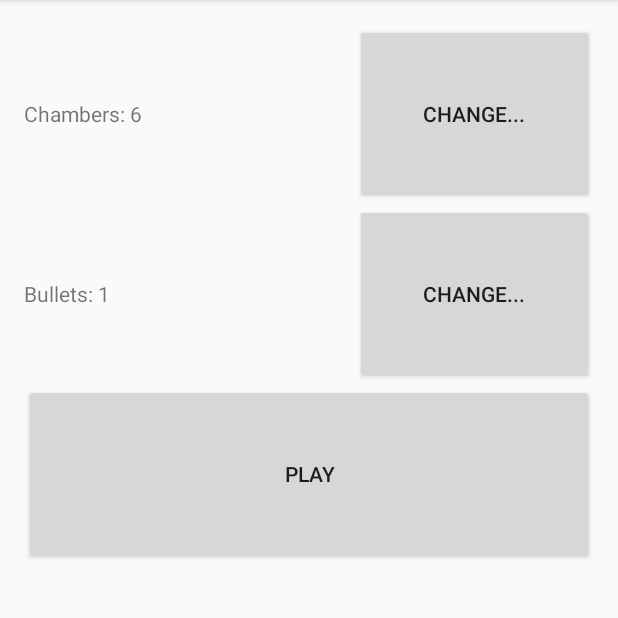
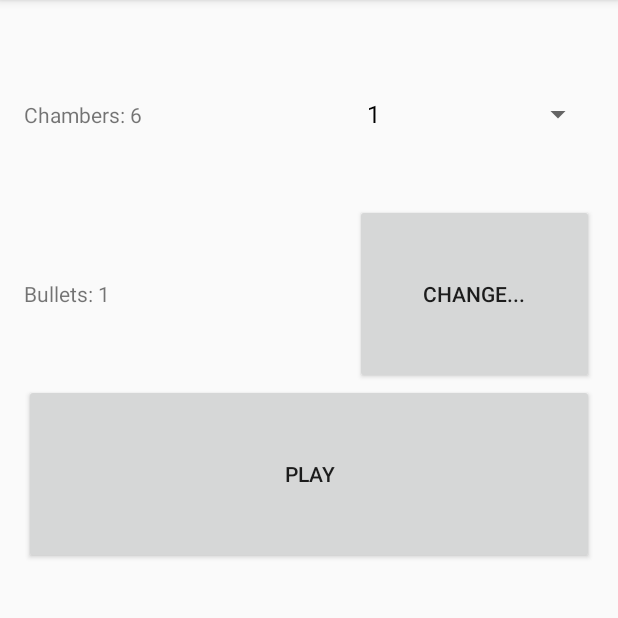
Before and after one commit to charliemcg/RussianRoulette, an Android app: the screen it shows after launch (MainActivity), on a phone screen of 412 x 824 dp, the part 84-702 px from its top. Run offline under Robolectric (Android 15) with nearby library versions, the phone set to English and light mode, and no system bars.

Commit message:
Player can select number of chambers via a spinner. Game play does not yet reflect this change.

```diff
--- a/app/src/main/java/com/example/klunj/russianroulette/MainActivity.java
+++ b/app/src/main/java/com/example/klunj/russianroulette/MainActivity.java
@@ -5,7 +5,9 @@ import android.media.MediaPlayer;
 import android.support.v7.app.AppCompatActivity;
 import android.os.Bundle;
 import android.view.View;
+import android.widget.ArrayAdapter;
 import android.widget.Button;
+import android.widget.Spinner;
 import android.widget.TextView;
 import android.widget.Toast;
 
@@ -18,22 +20,36 @@ public class MainActivity extends AppCompatActivity {
         super.onCreate(savedInstanceState);
         setContentView(R.layout.activity_main);
 
-        final MediaPlayer emptyChamber = MediaPlayer.create(this, R.raw.emptychamber);//<-Empty chamber sound clip.
+        final MediaPlayer emptyChamber = MediaPlayer.create
+                (this, R.raw.emptychamber);//<-Empty chamber sound clip.
         final MediaPlayer gunShot = MediaPlayer.create(this, R.raw.gunshot);//<-Gun shot sound clip.
+
+        //Spinner for selecting number of chambers.
+        Spinner chamberSpinner = (Spinner) findViewById(R.id.chamberSpinner) ;
+        Integer[] chamberValues = new Integer[] {1,2,3,4,5,6,7,8,9,10,11,12};
+        ArrayAdapter<Integer> chamberAdapter = new ArrayAdapter<Integer>(this,
+                android.R.layout.simple_spinner_dropdown_item, chamberValues);
+        chamberSpinner.setAdapter(chamberAdapter);
+
+        int chambersNum = (int) chamberSpinner.getSelectedItem();
 
         final boolean[] chambers = new boolean[6];//<-Number of chambers in gun.
         final int bullets = 1;//<-Number of bullets in gun.
 
         TextView chamberTextView = (TextView) findViewById(R.id.chamberTextView);
-        chamberTextView.setText("Chambers: " + chambers.length);//<-Displays number of chambers to player.
+        chamberTextView.setText("Chambers: " + chambers.length);//<-Displays number of
+        // chambers to player.
 
         TextView bulletTextView = (TextView) findViewById(R.id.bulletTextView);
         bulletTextView.setText("Bullets: " + bullets);//<-Displays number of bullets to player.
 
-        final Button multiButton = (Button) findViewById(R.id.multiPurposeButton);//<-This button is used to start game, reset game or pull trigger.
-        multiButton.setText("Play");//<-Button text updates depending on what stage of the game the player is in.
+        final Button multiButton = (Button) findViewById(R.id.multiPurposeButton);//<-This button
+        // is used to start game, reset game or pull trigger.
+        multiButton.setText("Play");//<-Button text updates depending on what stage of
+        // the game the player is in.
 
-        final boolean[] gamePlay = {false};//<-True when game is in play, false when game is not in play.
+        final boolean[] gamePlay = {false};//<-True when game is in play, false when
+        // game is not in play.
 
         final int[] i = {0};
 
@@ -43,11 +59,13 @@ public class MainActivity extends AppCompatActivity {
                 if (gamePlay[0]){
                     //If chamber is empty it is incremented and text is updated accordingly.
                     if (!chambers[i[0]]) {
-                        multiButton.setText("Pull Trigger\nChambers Remaining: " + ((chambers.length - i[0]) -1));
+                        multiButton.setText("Pull Trigger\nChambers Remaining: " +
+                                ((chambers.length - i[0]) -1));
                         System.out.println("Empty. " + chambers[i[0]] + " " + i[0]);
                         emptyChamber.start();
                         i[0]++;
-                    //If chamber is loaded the player is informed of their death and the game is reset.
+                    //If chamber is loaded the player is informed of their death
+                    // and the game is reset.
                     }else{
                         multiButton.setText("You Died\nPlay Again?");
                         gunShot.start();
--- a/app/src/main/res/layout/activity_main.xml
+++ b/app/src/main/res/layout/activity_main.xml
@@ -17,11 +17,12 @@
             android:id="@+id/chamberTextView"
             android:layout_height="120dp"
             android:layout_weight="2"/>
-        <Button
-            android:id="@+id/chamberButton"
+        <Spinner
+            android:id="@+id/chamberSpinner"
             android:layout_height="120dp"
             android:layout_weight="1"
-            android:text="Change..."/>
+            android:text="Change..."
+            android:spinnerMode="dropdown"/>
     </TableRow>
     <TableRow
         android:layout_width="match_parent"
```
